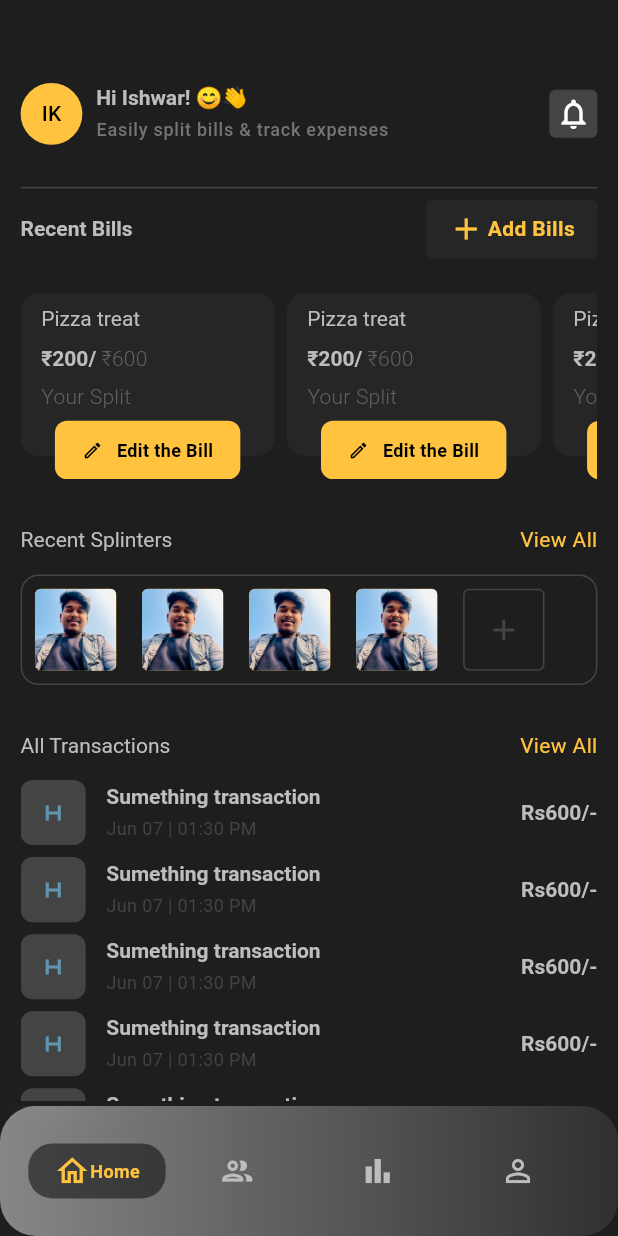
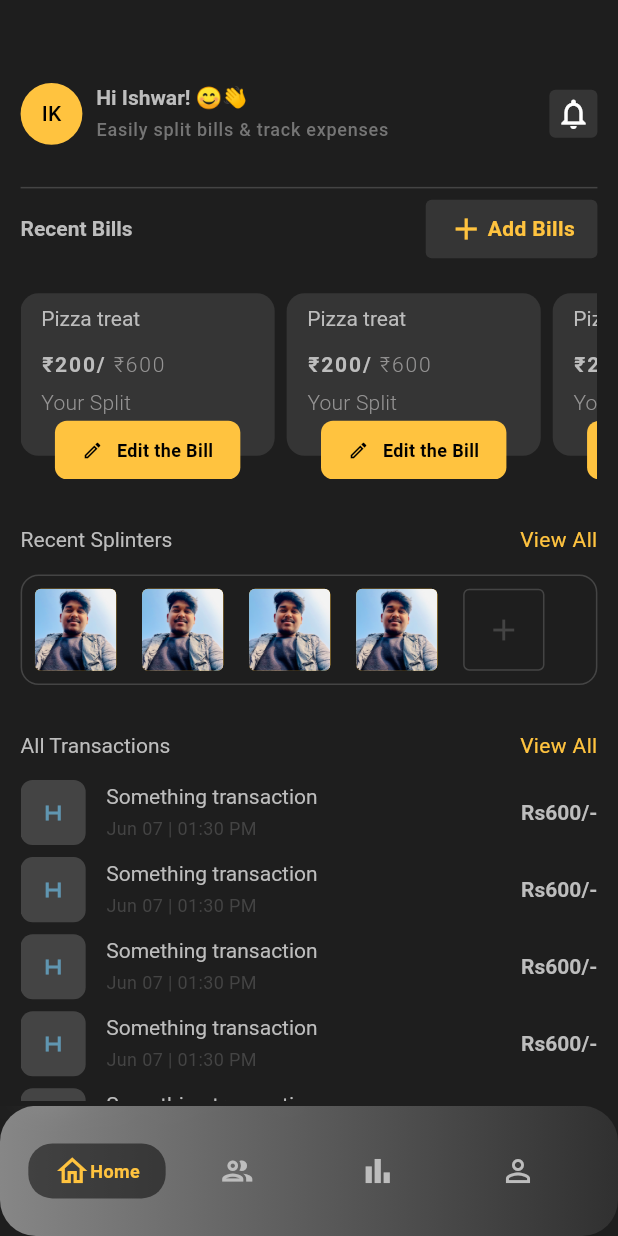
Before and after one commit to NextIshwar/fairshare, a Flutter app: the Home screen opened by its route, on a phone screen of 412 x 824 dp. Run offline on Flutter 3.47's test engine with Material 3 defaults, Android fonts, the phone set to English and light mode, and no system bars.

Commit message:
minor animation change

```diff
--- a/fairshare/lib/home/home.dart
+++ b/fairshare/lib/home/home.dart
@@ -87,7 +87,7 @@ class _HomeState extends State<Home> {
         child: Column(
           children: [
             AnimatedOpacity(
-                curve: Curves.easeInOut,
+                curve: Curves.easeIn,
                 opacity: startAnimation ? 1 : 0,
                 duration: const Duration(milliseconds: 500 + (1 * 200)),
                 child: const ProfileAndNotification()),
--- a/fairshare/lib/home/widgets/all_transactions.dart
+++ b/fairshare/lib/home/widgets/all_transactions.dart
@@ -42,6 +42,7 @@ class AllTransactions extends StatelessWidget {
                   parent: AlwaysScrollableScrollPhysics()),
               itemCount: 40,
               itemBuilder: (context, index) => AnimatedContainer(
+                curve: Curves.easeOut,
                 duration: Duration(milliseconds: 200 + (index * 200)),
                 transform: Matrix4.translationValues(
                     startAnimation ? 0 : SizeConfig.screenWidth - 48, 0, 0),
@@ -88,8 +89,11 @@ class TransactionCard extends StatelessWidget {
               crossAxisAlignment: CrossAxisAlignment.start,
               children: [
                 Text(
-                  'Sumething transaction',
-                  style: Theme.of(context).textTheme.displayMedium,
+                  'Something transaction',
+                  style: Theme.of(context)
+                      .textTheme
+                      .displayMedium!
+                      .copyWith(fontWeight: FontWeight.w400),
                 ),
                 SizedBox(
                   height: 4.toMobileHeight,
--- a/fairshare/lib/home/widgets/bills.dart
+++ b/fairshare/lib/home/widgets/bills.dart
@@ -21,7 +21,7 @@ class Bills extends StatelessWidget {
             CustomIconButton(
               height: 36.toMobileHeight,
               width: 100.toMobileWidth,
-              buttonColor: Theme.of(context).primaryColorLight,
+              buttonColor: Theme.of(context).dividerColor.withOpacity(0.6),
               icon: Icons.add,
             ),
           ],
@@ -37,6 +37,7 @@ class Bills extends StatelessWidget {
             itemCount: 4,
             scrollDirection: Axis.horizontal,
             itemBuilder: (context, index) => AnimatedContainer(
+              curve: Curves.easeOut,
               duration: Duration(milliseconds: 200 + (index * 200)),
               transform: Matrix4.translationValues(
                   startAnimation ? 0 : SizeConfig.screenWidth - 48, 0, 0),
--- a/fairshare/lib/home/widgets/navigation_card.dart
+++ b/fairshare/lib/home/widgets/navigation_card.dart
@@ -25,7 +25,7 @@ class NavigationCard extends StatelessWidget {
             color:
                 isSelected ? Colors.black.withOpacity(0.5) : Colors.transparent,
             borderRadius: BorderRadius.circular(16)),
-        duration: const Duration(milliseconds: 100),
+        duration: const Duration(milliseconds: 500),
         child: Row(
           mainAxisAlignment: MainAxisAlignment.center,
           children: [
--- a/fairshare/lib/home/widgets/profile_and_notifications.dart
+++ b/fairshare/lib/home/widgets/profile_and_notifications.dart
@@ -50,7 +50,7 @@ class ProfileAndNotification extends StatelessWidget {
               width: 32,
               alignment: Alignment.center,
               decoration: BoxDecoration(
-                  color: theme.dividerColor,
+                  color: theme.dividerColor.withOpacity(0.6),
                   borderRadius: BorderRadius.circular(4)),
               child: const Icon(Icons.notifications_outlined),
             ),
--- a/fairshare/lib/home/widgets/recent_bill_card.dart
+++ b/fairshare/lib/home/widgets/recent_bill_card.dart
@@ -22,7 +22,7 @@ class RecentBillCard extends StatelessWidget {
               width: width,
               decoration: BoxDecoration(
                 borderRadius: BorderRadius.circular(borderRadius),
-                color: Theme.of(context).primaryColorLight,
+                color: Theme.of(context).dividerColor.withOpacity(0.6),
               ),
               child: Column(
                 crossAxisAlignment: CrossAxisAlignment.start,
@@ -37,13 +37,16 @@ class RecentBillCard extends StatelessWidget {
                         ),
                   ),
                   SizedBox(
-                    height: 8.toMobileHeight,
+                    height: 12.toMobileHeight,
                   ),
                   RichText(
                     text: TextSpan(children: [
                       TextSpan(
                           text: '\u{20B9}200/ ',
-                          style: Theme.of(context).textTheme.displayMedium),
+                          style: Theme.of(context)
+                              .textTheme
+                              .displayMedium!
+                              .copyWith(letterSpacing: 1.25)),
                       TextSpan(
                         text: '\u{20B9}600',
                         style: Theme.of(context)
@@ -51,15 +54,22 @@ class RecentBillCard extends StatelessWidget {
                             .titleMedium!
                             .copyWith(
                               fontWeight: FontWeight.w300,
-                                  color: Colors.grey[700]))
+                              color: const Color.fromARGB(255, 148, 147, 147),
+                              letterSpacing: 1.25,
+                            ),
+                      )
                     ]),
                   ),
                   SizedBox(
                     height: 4.toMobileHeight,
                   ),
-                  Text('Your Split',
+                  Text(
+                    'Your Split',
                     style: Theme.of(context).textTheme.titleMedium!.copyWith(
-                          fontWeight: FontWeight.w300, color: Colors.grey[700]))
+                          fontWeight: FontWeight.w300,
+                          color: const Color.fromARGB(255, 148, 147, 147),
+                        ),
+                  )
                 ],
               ),
             ),
--- a/fairshare/lib/home/widgets/recent_splinters.dart
+++ b/fairshare/lib/home/widgets/recent_splinters.dart
@@ -44,6 +44,7 @@ class RecentSplinters extends StatelessWidget {
             itemCount: 5,
             itemBuilder: (context, index) => index != 4
                 ? AnimatedContainer(
+                    curve: Curves.easeOut,
                     duration: Duration(milliseconds: 200 + (index * 200)),
                     transform: Matrix4.translationValues(
                         startAnimation ? 0 : SizeConfig.screenWidth - 48, 0, 0),
```
Lines whose indentation alone changed are shown as unchanged.
